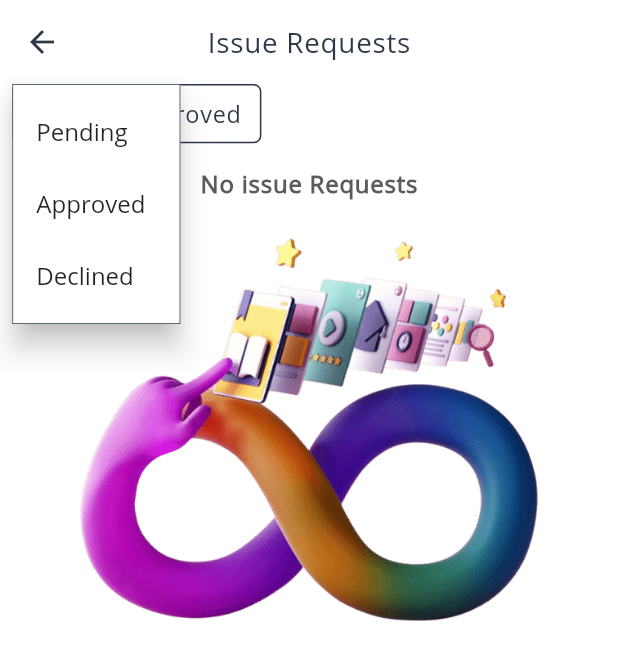
After one commit to harshtaliwal30/e-lib, a Flutter app: the IssueRequestsScreen screen opened by its route, after a tap on "Sort by:", on a phone screen of 412 x 824 dp. The commit adds this screen. Shown: the top 660 px of the screen. Run offline on Flutter 3.47's test engine with Material 2 defaults, Android fonts, the phone set to English and light mode, and no system bars; our stand-ins replace cached_network_image, cloud_firestore, firebase_auth, firebase_core, get, shared_preferences; accounts and stored records are empty.

Commit message:
Added requests screen

```diff
--- a/lib/Utils/app_routes.dart
+++ b/lib/Utils/app_routes.dart
@@ -1,4 +1,5 @@
 import 'package:e_lib/screens/home_screen.dart';
+import 'package:e_lib/screens/issue_requests_screen.dart';
 import 'package:e_lib/screens/issued_books_screen.dart';
 import 'package:e_lib/screens/library_screen.dart';
 import 'package:e_lib/screens/login_screen.dart';
@@ -15,6 +16,7 @@ class AppRoutes {
   static const String libraryScreenRoute = "/libraryScreen";
   static const String issuedBooksRoute = "/issuedBooksScreen";
   static const String returnedBooksRoute = "/returnedBooksScreen";
+  static const String issueRequestsRoute = "/issueRequestsScreen";
 
   static routes() {
     GetPage<dynamic> _page(String route, var page) {
@@ -27,6 +29,7 @@ class AppRoutes {
       _page(otpScreenRoute, () => OTPScreen()),
       _page(issuedBooksRoute, () => IssuedBooksScreen()),
       _page(returnedBooksRoute, () => ReturnedBooksScreen()),
+      _page(issueRequestsRoute, () => IssueRequestsScreen()),
       // _page(otpScreenRoute, () => LibraryScreen()),
       // GetPage(name: loginRoute, page: () => LoginScreen()),
       GetPage(name: libraryScreenRoute, page: () => LibraryScreen(libraryModel: Get.arguments)),
--- /dev/null
+++ b/lib/controllers/issue_requests_controller.dart
@@ -0,0 +1,34 @@
+import 'package:e_lib/Utils/utils.dart';
+import 'package:e_lib/models/issue_request_model.dart';
+import 'package:e_lib/services/database_handler.dart';
+import 'package:get/state_manager.dart';
+import 'package:shared_preferences/shared_preferences.dart';
+
+class IssueRequestsController extends GetxController {
+  var issueRequestsList = [].obs;
+  var isLoading = true.obs;
+  var selectedStatus = "Approved".obs;
+
+  @override
+  void onInit() {
+    fetchIssueRequestsByStatus("Approved");
+    super.onInit();
+  }
+
+  void fetchIssueRequestsByStatus(String status) {
+    isLoading(true);
+    issueRequestsList.clear();
+    SharedPreferences.getInstance().then((pref) {
+      DatabaseHandler().fetchIssuedBooksByStatus(pref.getString(Utils.KEY_USERID), status).then((value) {
+        value.docs.forEach((element) {
+          Map<String, dynamic> docData = element.data() as dynamic;
+          docData["docId"] = element.id;
+          IssueRequestModel issueRequestModel = IssueRequestModel.fromJson(docData);
+          issueRequestsList.add(issueRequestModel);
+          isLoading(false);
+        });
+        isLoading(false);
+      });
+    });
+  }
+}
--- /dev/null
+++ b/lib/screens/issue_requests_screen.dart
@@ -0,0 +1,248 @@
+import 'package:e_lib/Utils/size_config.dart';
+import 'package:e_lib/Utils/utils.dart';
+import 'package:e_lib/controllers/issue_requests_controller.dart';
+import 'package:flutter/material.dart';
+import 'package:get/get.dart';
+import 'package:intl/intl.dart';
+
+enum SortBy { pending, approved, declined }
+
+class IssueRequestsScreen extends StatelessWidget {
+  final IssueRequestsController _issueRequestController = Get.put(IssueRequestsController());
+
+  @override
+  Widget build(BuildContext context) {
+    return Scaffold(
+      backgroundColor: Utils.white,
+      appBar: AppBar(
+        iconTheme: IconThemeData(color: Utils.primaryColor),
+        elevation: 0.0,
+        centerTitle: true,
+        backgroundColor: Utils.white,
+        title: Utils().getText(
+          "Issue Requests",
+          color: Utils.primaryColor,
+          fontSize: SizeConfig.baseFontSize * 4.5,
+        ),
+      ),
+      body: Obx(
+        () => _issueRequestController.isLoading.isTrue
+            ? Center(
+                child: CircularProgressIndicator(),
+              )
+            : SingleChildScrollView(
+                child: Column(
+                  crossAxisAlignment: CrossAxisAlignment.start,
+                  children: [
+                    Padding(
+                      padding: EdgeInsets.symmetric(
+                        horizontal: SizeConfig.safeBlockHorizontal * 2,
+                      ),
+                      child: PopupMenuButton(
+                        shape: RoundedRectangleBorder(
+                          side: BorderSide(
+                            color: Utils.primaryColor,
+                            width: 0.5,
+                          ),
+                        ),
+                        child: Container(
+                          decoration: BoxDecoration(
+                            borderRadius: BorderRadius.circular(5),
+                            border: Border.all(color: Utils.primaryColor),
+                          ),
+                          padding: EdgeInsets.symmetric(
+                            horizontal: SizeConfig.safeBlockHorizontal * 3,
+                            vertical: SizeConfig.safeBlockVertical * 1,
+                          ),
+                          child: Row(
+                            mainAxisSize: MainAxisSize.min,
+                            children: [
+                              Utils().getText(
+                                "Sort by: ",
+                                fontWeight: FontWeight.bold,
+                                fontSize: SizeConfig.baseFontSize * 3.8,
+                              ),
+                              Utils().getText(
+                                _issueRequestController.selectedStatus.value,
+                                // fontWeight: FontWeight.bold,
+                                fontSize: SizeConfig.baseFontSize * 3.8,
+                              ),
+                            ],
+                          ),
+                        ),
+                        onSelected: (result) {
+                          print(result);
+                          _issueRequestController.selectedStatus.value = result.toString();
+                          if (result == "Pending") {
+                            _issueRequestController.fetchIssueRequestsByStatus("Pending");
+                          } else if (result == "Approved") {
+                            _issueRequestController.fetchIssueRequestsByStatus("Approved");
+                          } else if (result == "Declined") {
+                            _issueRequestController.fetchIssueRequestsByStatus("Declined");
+                          }
+                        },
+                        itemBuilder: (BuildContext context) => <PopupMenuEntry>[
+                          const PopupMenuItem(
+                            value: "Pending",
+                            child: Text('Pending'),
+                          ),
+                          const PopupMenuItem(
+                            value: "Approved",
+                            child: Text('Approved'),
+                          ),
+                          const PopupMenuItem(
+                            value: "Declined",
+                            child: Text('Declined'),
+                          ),
+                        ],
+                      ),
+                    ),
+                    _issueRequestController.issueRequestsList.length == 0
+                        ? NoIssueRequestsView()
+                        : ListView.builder(
+                            itemCount: _issueRequestController.issueRequestsList.length,
+                            shrinkWrap: true,
+                            physics: NeverScrollableScrollPhysics(),
+                            itemBuilder: (context, index) => getBookItem(index),
+                          ),
+                  ],
+                ),
+              ),
+      ),
+    );
+  }
+
+  Widget getBookItem(int index) {
+    return Card(
+      color: Utils.white,
+      shadowColor: Utils.white,
+      elevation: 0,
+      shape: RoundedRectangleBorder(
+        borderRadius: BorderRadius.all(
+          Radius.circular(10),
+        ),
+        side: BorderSide(
+          color: Utils.darkGrey,
+          width: 0.5,
+        ),
+      ),
+      margin: EdgeInsets.only(
+        left: SizeConfig.safeBlockHorizontal * 2,
+        right: SizeConfig.safeBlockHorizontal * 2,
+        top: SizeConfig.safeBlockVertical * 2,
+      ),
+      child: Column(
+        crossAxisAlignment: CrossAxisAlignment.start,
+        children: [
+          Utils().getWithPadding(
+            Utils().getText(
+              _issueRequestController.issueRequestsList[index].bookName,
+              color: Utils.primaryColor,
+              fontWeight: FontWeight.bold,
+              fontSize: SizeConfig.baseFontSize * 3.7,
+            ),
+            top: SizeConfig.safeBlockVertical * 1,
+            right: SizeConfig.safeBlockHorizontal * 3,
+            left: SizeConfig.safeBlockHorizontal * 3,
+          ),
+          Utils().getWithPadding(
+            Utils().getText(
+              _issueRequestController.issueRequestsList[index].authorName,
+              color: Utils.grey,
+              fontWeight: FontWeight.bold,
+              fontSize: SizeConfig.baseFontSize * 3.2,
+            ),
+            right: SizeConfig.safeBlockHorizontal * 3,
+            left: SizeConfig.safeBlockHorizontal * 3,
+            bottom: SizeConfig.safeBlockVertical * 1,
+          ),
+          if (_issueRequestController.issueRequestsList[index].status == "Declined") ...[
+            getStatusView("Declined", _issueRequestController.issueRequestsList[index].declinedAt, color: Utils.red),
+          ],
+          if (_issueRequestController.issueRequestsList[index].status == "Pending") ...[
+            getStatusView("Pending", _issueRequestController.issueRequestsList[index].createdAt),
+          ],
+          if (_issueRequestController.issueRequestsList[index].status == "Approved") ...[
+            getStatusView("Pending", _issueRequestController.issueRequestsList[index].createdAt),
+            getStatusView("Approved", _issueRequestController.issueRequestsList[index].approvedAt),
+          ],
+          if (_issueRequestController.issueRequestsList[index].status == "Issued") ...[
+            getStatusView("Pending", _issueRequestController.issueRequestsList[index].createdAt),
+            getStatusView("Approved", _issueRequestController.issueRequestsList[index].approvedAt),
+            getStatusView("Issued", _issueRequestController.issueRequestsList[index].issuedAt),
+          ],
+          if (_issueRequestController.issueRequestsList[index].status == "Returned") ...[
+            getStatusView("Pending", _issueRequestController.issueRequestsList[index].createdAt),
+            getStatusView("Approved", _issueRequestController.issueRequestsList[index].approvedAt),
+            getStatusView("Issued", _issueRequestController.issueRequestsList[index].issuedAt),
+            getStatusView("Returned", _issueRequestController.issueRequestsList[index].returnedAt),
+          ],
+        ],
+      ),
+    );
+  }
+
+  Widget getStatusView(
+    String status,
+    DateTime date, {
+    Color color = Utils.green,
+  }) {
+    return Row(
+      crossAxisAlignment: CrossAxisAlignment.start,
+      children: [
+        Utils().getWithPadding(
+          Column(
+            children: [
+              Utils().getChipView("◉", color: color),
+              Container(
+                color: color.withOpacity(0.6),
+                width: 0.5,
+                height: 8,
+              ),
+            ],
+          ),
+          left: SizeConfig.safeBlockHorizontal * 3,
+          right: SizeConfig.safeBlockHorizontal * 1,
+        ),
+        Utils().getText(
+          status + " - ",
+          color: color,
+          fontWeight: FontWeight.bold,
+          fontSize: SizeConfig.baseFontSize * 3,
+        ),
+        Utils().getText(
+          DateFormat.yMMMEd().format(date).toString(),
+          color: color,
+          fontWeight: FontWeight.bold,
+          fontSize: SizeConfig.baseFontSize * 2.9,
+        ),
+      ],
+    );
+  }
+}
+
+class NoIssueRequestsView extends StatelessWidget {
+  @override
+  Widget build(BuildContext context) {
+    return Center(
+      child: Column(
+        mainAxisAlignment: MainAxisAlignment.center,
+        children: [
+          Utils().getWithPadding(
+            Utils().getText(
+              "No issue Requests",
+              color: Utils.darkGrey,
+              fontWeight: FontWeight.bold,
+            ),
+            top: SizeConfig.safeBlockVertical * 2,
+            bottom: SizeConfig.safeBlockVertical * 2,
+          ),
+          Image.asset(
+            "assets/images/issue.png",
+            height: SizeConfig.screenWidth / 1.5,
+          ),
+        ],
+      ),
+    );
+  }
+}
```
Also changed, not shown: lib/controllers/home_screen_controller.dart (+17 -0 lines), lib/screens/drawer_screen.dart (+5 -5 lines), lib/screens/home_screen.dart (+0 -8 lines).
